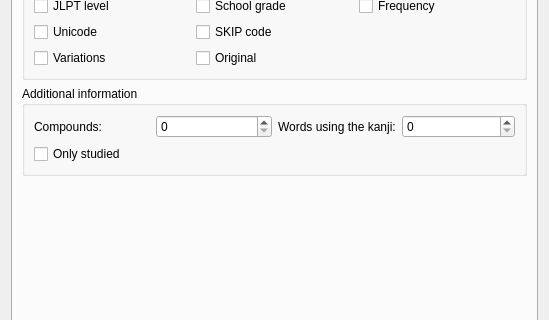
Old version of the form src/gui/kanjidic2/Kanjidic2Preferences.ui in the repository Gnurou/tagainijisho; both pictures show x 0 to 549 and y 105 to 425 of the 549 by 527 pixel window.
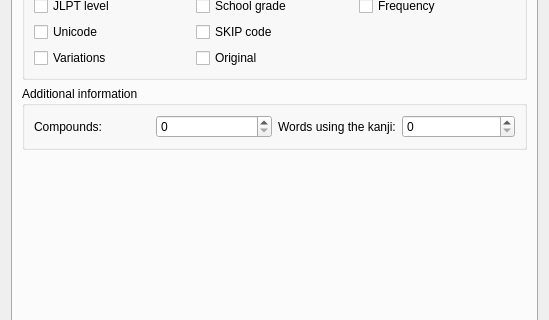
New version of the form. Icons and pictures are not drawn.

Commit message: Removed some unused preferences

Patch:
```diff
--- a/src/gui/kanjidic2/Kanjidic2Preferences.ui
+++ b/src/gui/kanjidic2/Kanjidic2Preferences.ui
@@ -149,13 +149,6 @@
             </item>
            </layout>
           </item>
-          <item>
-           <widget class="QCheckBox" name="checkBox">
-            <property name="text">
-             <string>Only studied</string>
-            </property>
-           </widget>
-          </item>
          </layout>
         </widget>
        </item>
```
The commit also changes 1 other file.
